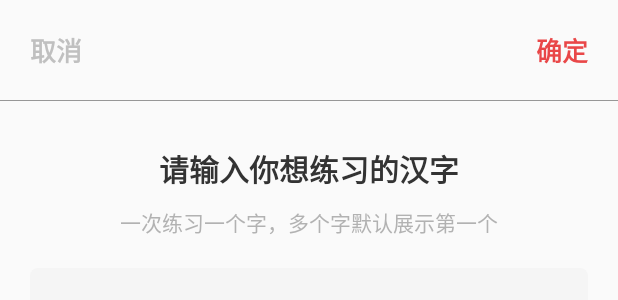
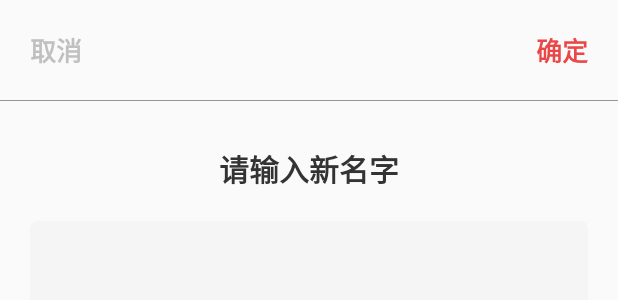
Before and after one commit to zhoujingjin422/xinhua, an Android app: the layout pop_word_input.xml on its own in the app's theme, with its tools: preview values and no code run, on a phone screen of 412 x 824 dp. Shown: the top 300 px of the screen. Run offline under Robolectric (Android 15) with nearby library versions, the phone set to English and light mode, and no system bars; plain views replace ShapeLinearLayout.

Commit message:
增加一点小东西

```diff
--- a/xinhua_language/app/src/main/AndroidManifest.xml
+++ b/xinhua_language/app/src/main/AndroidManifest.xml
@@ -7,6 +7,8 @@
     <uses-permission android:name="android.permission.ACCESS_NETWORK_STATE" />
     <uses-permission android:name="android.permission.ACCESS_WIFI_STATE" />
     <uses-permission android:name="android.permission.READ_EXTERNAL_STORAGE"/>
+    <uses-permission android:name="android.permission.WRITE_EXTERNAL_STORAGE" />
+
     <application
         android:allowBackup="true"
         android:icon="@mipmap/ic_launcher"
--- a/xinhua_language/app/src/main/java/com/xinhua/language/wanbang/adapter/PdfAdapter.kt
+++ b/xinhua_language/app/src/main/java/com/xinhua/language/wanbang/adapter/PdfAdapter.kt
@@ -11,7 +11,7 @@ import com.xinhua.language.wanbang.ui.MoreActionPop
 import com.xinhua.language.wanbang.ui.PdfViewerActivity
 import java.io.File
 
-class PdfAdapter:BaseQuickAdapter<String, BaseDataBindingHolder<ItemPdfBinding>>(R.layout.item_pdf) {
+class PdfAdapter(private val action:()->Unit):BaseQuickAdapter<String, BaseDataBindingHolder<ItemPdfBinding>>(R.layout.item_pdf) {
     override fun convert(holder: BaseDataBindingHolder<ItemPdfBinding>, item: String) {
         holder.dataBinding?.apply {
             tvName.text = getFileNameFromUri(Uri.parse(item))
@@ -23,7 +23,7 @@ class PdfAdapter:BaseQuickAdapter<String, BaseDataBindingHolder<ItemPdfBinding>>
             }
             ivMore.setOnClickListener {
                 //点击弹pop进行操作
-                MoreActionPop(context).showPopupWindow(ivMore)
+                MoreActionPop(context,Uri.parse(item),action,).showPopupWindow(ivMore)
             }
         }
     }
--- a/xinhua_language/app/src/main/java/com/xinhua/language/wanbang/ui/LoginActivity.kt
+++ b/xinhua_language/app/src/main/java/com/xinhua/language/wanbang/ui/LoginActivity.kt
@@ -14,6 +14,7 @@ import com.xinhua.language.wanbang.bean.LoginBean
 import com.xinhua.language.wanbang.ext.clickN
 import com.xinhua.language.wanbang.ext.putSpValue
 import com.xinhua.language.wanbang.utils.Constant
+import com.xinhua.language.wanbang.utils.Constant.Companion.DICT_ID
 import com.xinhua.language.wanbang.utils.JsonCallback
 import com.xinhua.language.wanbang.utils.MyCountDownTimer
 
@@ -104,6 +105,8 @@ class LoginActivity:BaseVMActivity() {
 
         map["phone"] = binding.etPhone.text.toString()
         map["code"] = binding.etCode.text.toString()
+        map["dict_id"] = DICT_ID
+
         OkGo.post<LoginBean>("https://xinhuaapi.cpdtlp.com.cn/dict_serve/api/user/registerUser") // 请求方式和请求url
             .upJson(Gson().toJson(map))
             .execute(object : JsonCallback<LoginBean>(LoginBean::class.java) {
--- a/xinhua_language/app/src/main/java/com/xinhua/language/wanbang/ui/MainActivity.kt
+++ b/xinhua_language/app/src/main/java/com/xinhua/language/wanbang/ui/MainActivity.kt
@@ -16,6 +16,7 @@ import com.xinhua.language.wanbang.bean.DataBean
 import com.xinhua.language.wanbang.bean.FindUserBean
 import com.xinhua.language.wanbang.bean.MessageEvent
 import com.xinhua.language.wanbang.ext.dateTimeFormatter1
+import com.xinhua.language.wanbang.utils.Constant.Companion.DICT_ID
 import com.xinhua.language.wanbang.utils.JsonCallback
 import org.greenrobot.eventbus.EventBus
 import org.greenrobot.eventbus.Subscribe
@@ -128,6 +129,7 @@ class MainActivity : BaseVMActivity() {
     private fun findUser(){
         val map = mutableMapOf<String,String>()
         map["phone"] = getSpValue("userPhone","")
+        map["dict_id"] = DICT_ID
         OkGo.post<FindUserBean>("https://xinhuaapi.cpdtlp.com.cn/dict_serve/api/user/findUser") // 请求方式和请求url
             .upJson(Gson().toJson(map))
             .execute(object : JsonCallback<FindUserBean>(FindUserBean::class.java) {
@@ -155,6 +157,7 @@ class MainActivity : BaseVMActivity() {
         map["phone"] = getSpValue("userPhone","")
         map["sub_type"] = "使用包"
         map["source"] = "android"
+        map["dict_id"] = DICT_ID
         OkGo.post<DataBean>("https://xinhuaapi.cpdtlp.com.cn/dict_serve/api/user/open") // 请求方式和请求url
             .upJson(Gson().toJson(map))
             .execute(object : JsonCallback<DataBean>(DataBean::class.java) {
--- a/xinhua_language/app/src/main/java/com/xinhua/language/wanbang/ui/WriteFragment.kt
+++ b/xinhua_language/app/src/main/java/com/xinhua/language/wanbang/ui/WriteFragment.kt
@@ -40,7 +40,7 @@ class WriteFragment:Fragment() {
         binding?.apply {
             ivAdd.setOnClickListener {
                 PermissionX.init(this@WriteFragment)
-                    .permissions(Manifest.permission.READ_EXTERNAL_STORAGE)
+                    .permissions(Manifest.permission.READ_EXTERNAL_STORAGE,Manifest.permission.WRITE_EXTERNAL_STORAGE)
                     .request { allGranted, grantedList, deniedList ->
                         if (allGranted) {
                             openPdfFilePicker()
@@ -49,7 +49,9 @@ class WriteFragment:Fragment() {
                     }
             }
             rv.layoutManager = LinearLayoutManager(context)
-            adapter = PdfAdapter()
+            adapter = PdfAdapter{
+                updateHistoryList()
+            }
             rv.adapter = adapter
         }
         updateHistoryList()
--- a/xinhua_language/app/src/main/java/com/xinhua/language/wanbang/utils/Constant.kt
+++ b/xinhua_language/app/src/main/java/com/xinhua/language/wanbang/utils/Constant.kt
@@ -9,6 +9,7 @@ class Constant {
         const val URL_TERMS_OF_USE = "https://xinhuaapi.cpdtlp.com.cn/dict/user/privacy-policy.html"
         const val PRICE = "35"
         const val TYPE = "xinhua"
+        const val DICT_ID = "xiandai"
         const val APP_ID = "wx21555d7b0beb1c03"
         const val BASE_URL = "https://xinhuaapi.cpdtlp.com.cn/"
     }
--- a/xinhua_language/app/src/main/res/layout/pop_word_input.xml
+++ b/xinhua_language/app/src/main/res/layout/pop_word_input.xml
@@ -49,16 +49,8 @@
             android:gravity="center"
             android:layout_marginTop="30dp"
             android:layout_gravity="center_horizontal"
-            android:text="请输入你想练习的汉字"/>
-        <TextView
-            android:id="@+id/tv_content"
-            android:layout_width="wrap_content"
-            android:layout_height="wrap_content"
-            android:layout_marginTop="10dp"
-            android:text="一次练习一个字，多个字默认展示第一个"
-            android:textColor="#BF999999"
-            android:layout_gravity="center_horizontal"
-            android:textSize="14sp"/>
+            android:text="请输入新名字"/>
+
         <EditText
             android:id="@+id/et_input"
             android:layout_width="match_parent"
@@ -66,8 +58,7 @@
             android:layout_margin="20dp"
             android:gravity="center"
             android:text=""
-            android:maxLength="1"
-            android:textSize="30sp"
+            android:textSize="14sp"
             android:textColor="#333333"
             android:textStyle="bold"
             android:background="@drawable/shape_input"/>
```
Also changed, not shown: xinhua_language/app/src/main/java/com/xinhua/language/wanbang/ui/MoreActionPop.kt (+77 -4 lines).
